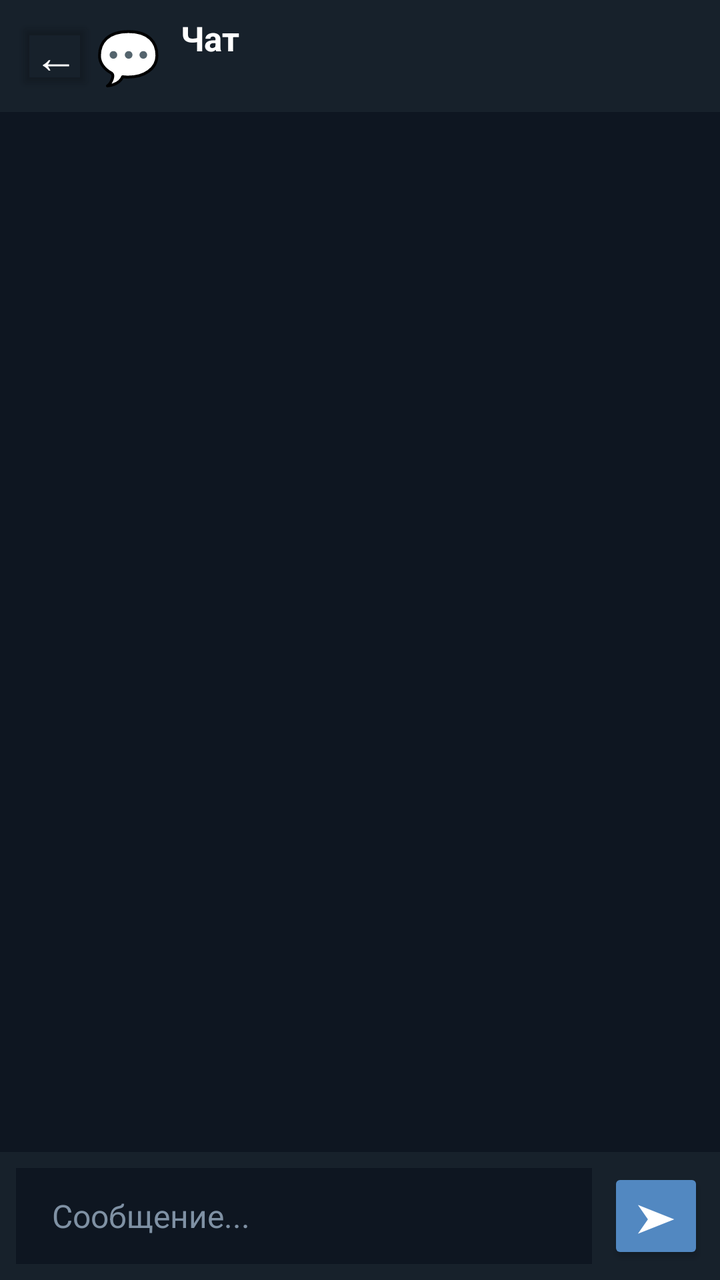
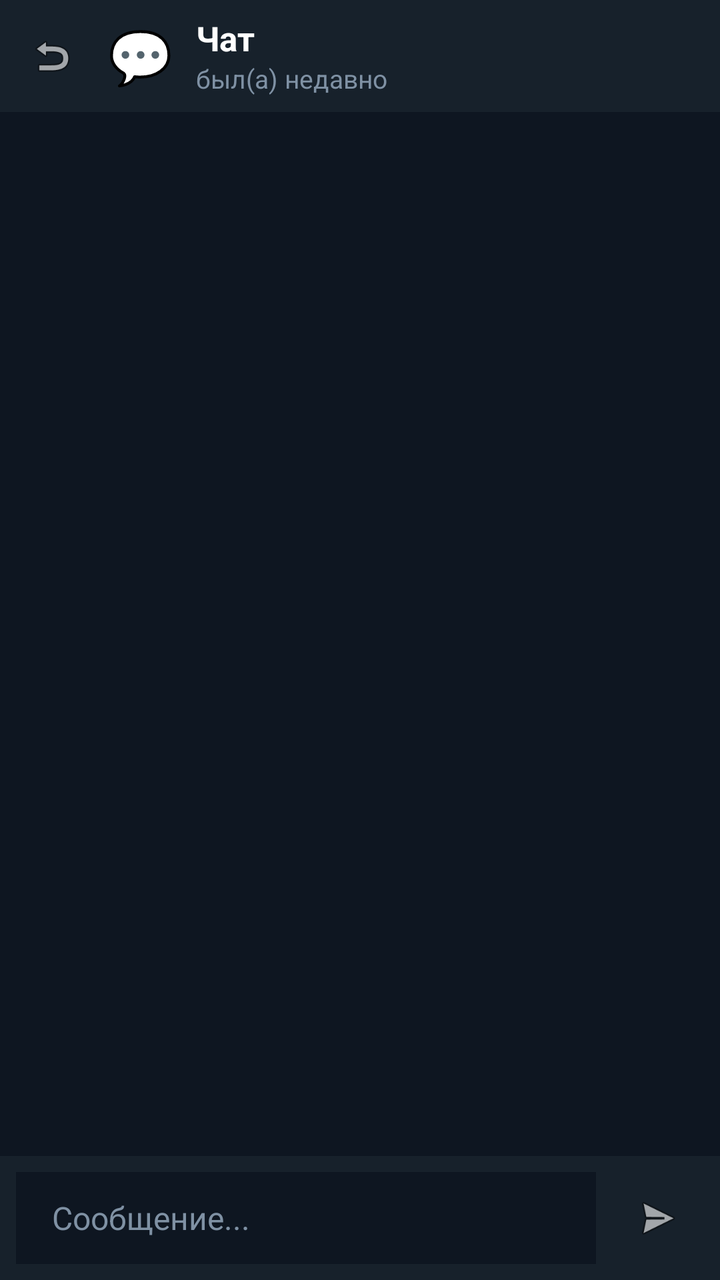

Screens rendered from an Android XML layout before and after an edit, with the pre-edit source and the edit as a unified diff.
<!-- AndroidManifest.xml: application theme Theme.IvanChat -->
<!-- res/layout/activity_chat.xml -->
<?xml version="1.0" encoding="utf-8"?>
<LinearLayout xmlns:android="http://schemas.android.com/apk/res/android"
    android:layout_width="match_parent"
    android:layout_height="match_parent"
    android:orientation="vertical"
    android:background="#0E1621">

    
    <LinearLayout
        android:layout_width="match_parent"
        android:layout_height="56dp"
        android:orientation="horizontal"
        android:background="#17212B"
        android:gravity="center_vertical"
        android:paddingHorizontal="8dp">

        <Button
            android:id="@+id/backBtn"
            android:layout_width="40dp"
            android:layout_height="40dp"
            android:text="←"
            android:textSize="22sp"
            android:textColor="#FFFFFF"
            android:backgroundTint="#00000000"
            android:minWidth="0dp"
            android:padding="0dp" />

        <TextView
            android:id="@+id/chatAvatarText"
            android:layout_width="wrap_content"
            android:layout_height="wrap_content"
            android:text="💬"
            android:textSize="26sp"
            android:layout_marginEnd="10dp" />

        <LinearLayout
            android:layout_width="0dp"
            android:layout_height="wrap_content"
            android:layout_weight="1"
            android:orientation="vertical">

            <TextView
                android:id="@+id/chatTitleText"
                android:layout_width="wrap_content"
                android:layout_height="wrap_content"
                android:text="Чат"
                android:textColor="#FFFFFF"
                android:textSize="17sp"
                android:textStyle="bold" />

            <TextView
                android:id="@+id/chatSubText"
                android:layout_width="wrap_content"
                android:layout_height="wrap_content"
                android:text=""
                android:textColor="#7F91A4"
                android:textSize="13sp" />

        </LinearLayout>

    </LinearLayout>

    
    <androidx.recyclerview.widget.RecyclerView
        android:id="@+id/messagesList"
        android:layout_width="match_parent"
        android:layout_height="0dp"
        android:layout_weight="1"
        android:paddingVertical="6dp"
        android:clipToPadding="false" />

    
    <LinearLayout
        android:layout_width="match_parent"
        android:layout_height="wrap_content"
        android:orientation="horizontal"
        android:background="#17212B"
        android:padding="8dp"
        android:gravity="center_vertical">

        <EditText
            android:id="@+id/messageInput"
            android:layout_width="0dp"
            android:layout_height="48dp"
            android:layout_weight="1"
            android:background="#0E1621"
            android:paddingHorizontal="18dp"
            android:textColor="#FFFFFF"
            android:textColorHint="#7F91A4"
            android:textSize="16sp"
            android:hint="Сообщение..."
            android:inputType="textMultiLine|textCapSentences"
            android:maxLines="4"
            android:layout_marginEnd="8dp" />

        <Button
            android:id="@+id/sendBtn"
            android:layout_width="48dp"
            android:layout_height="48dp"
            android:text="➤"
            android:textSize="20sp"
            android:textColor="#FFFFFF"
            android:backgroundTint="#5288C1"
            android:minWidth="0dp"
            android:padding="0dp" />

    </LinearLayout>

</LinearLayout>
<!-- resources referenced by this layout -->
<resources>
  <style name="Theme.IvanChat" parent="Theme.AppCompat.NoActionBar">
          <item name="android:windowBackground">@android:color/black</item>
          <item name="android:colorBackground">@android:color/black</item>
          <item name="android:textColor">@android:color/white</item>
      </style>
</resources>

<!-- the commit's change to res/layout/activity_chat.xml (unified diff, before → after) -->
@@ -12,25 +12,25 @@
         android:orientation="horizontal"
         android:background="#17212B"
         android:gravity="center_vertical"
-        android:paddingHorizontal="8dp">
+        android:paddingHorizontal="4dp">
 
-        <Button
+        <ImageView
             android:id="@+id/backBtn"
-            android:layout_width="40dp"
-            android:layout_height="40dp"
-            android:text="←"
-            android:textSize="22sp"
-            android:textColor="#FFFFFF"
-            android:backgroundTint="#00000000"
-            android:minWidth="0dp"
-            android:padding="0dp" />
+            android:layout_width="44dp"
+            android:layout_height="44dp"
+            android:padding="10dp"
+            android:src="@android:drawable/ic_menu_revert"
+            android:background="?android:attr/selectableItemBackgroundBorderless"
+            android:contentDescription="Назад" />
 
         <TextView
             android:id="@+id/chatAvatarText"
-            android:layout_width="wrap_content"
-            android:layout_height="wrap_content"
+            android:layout_width="36dp"
+            android:layout_height="36dp"
             android:text="💬"
             android:textSize="26sp"
+            android:gravity="center"
+            android:layout_marginStart="4dp"
             android:layout_marginEnd="10dp" />
 
         <LinearLayout
@@ -52,7 +52,7 @@
                 android:id="@+id/chatSubText"
                 android:layout_width="wrap_content"
                 android:layout_height="wrap_content"
-                android:text=""
+                android:text="был(а) недавно"
                 android:textColor="#7F91A4"
                 android:textSize="13sp" />
 
@@ -81,7 +81,7 @@
         <EditText
             android:id="@+id/messageInput"
             android:layout_width="0dp"
-            android:layout_height="48dp"
+            android:layout_height="46dp"
             android:layout_weight="1"
             android:background="#0E1621"
             android:paddingHorizontal="18dp"
@@ -93,16 +93,14 @@
             android:maxLines="4"
             android:layout_marginEnd="8dp" />
 
-        <Button
+        <ImageView
             android:id="@+id/sendBtn"
-            android:layout_width="48dp"
-            android:layout_height="48dp"
-            android:text="➤"
-            android:textSize="20sp"
-            android:textColor="#FFFFFF"
-            android:backgroundTint="#5288C1"
-            android:minWidth="0dp"
-            android:padding="0dp" />
+            android:layout_width="46dp"
+            android:layout_height="46dp"
+            android:padding="10dp"
+            android:src="@android:drawable/ic_menu_send"
+            android:background="?android:attr/selectableItemBackgroundBorderless"
+            android:contentDescription="Отправить" />
 
     </LinearLayout>
 
